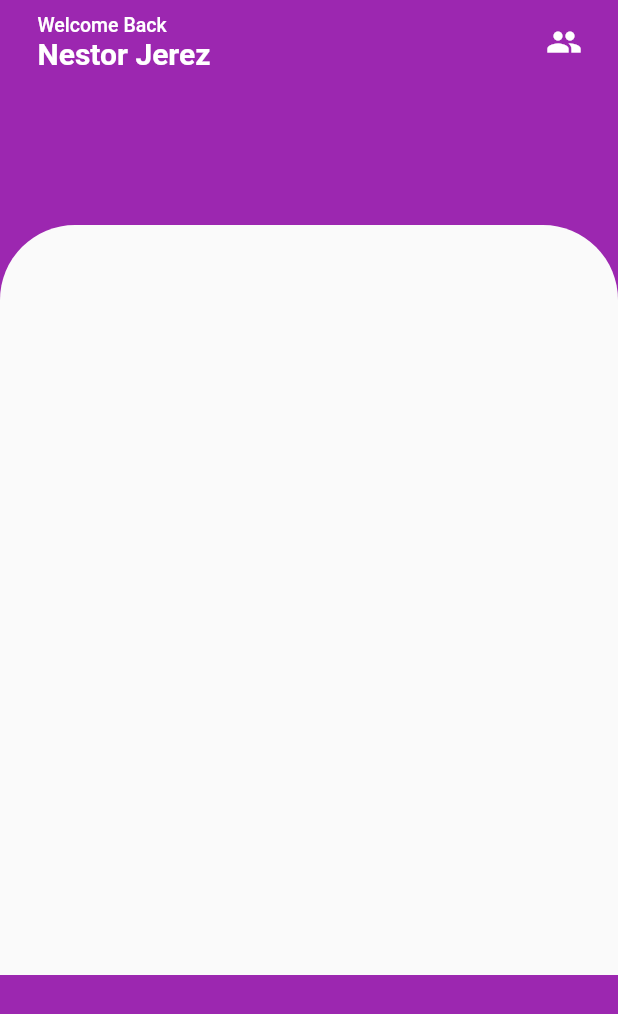
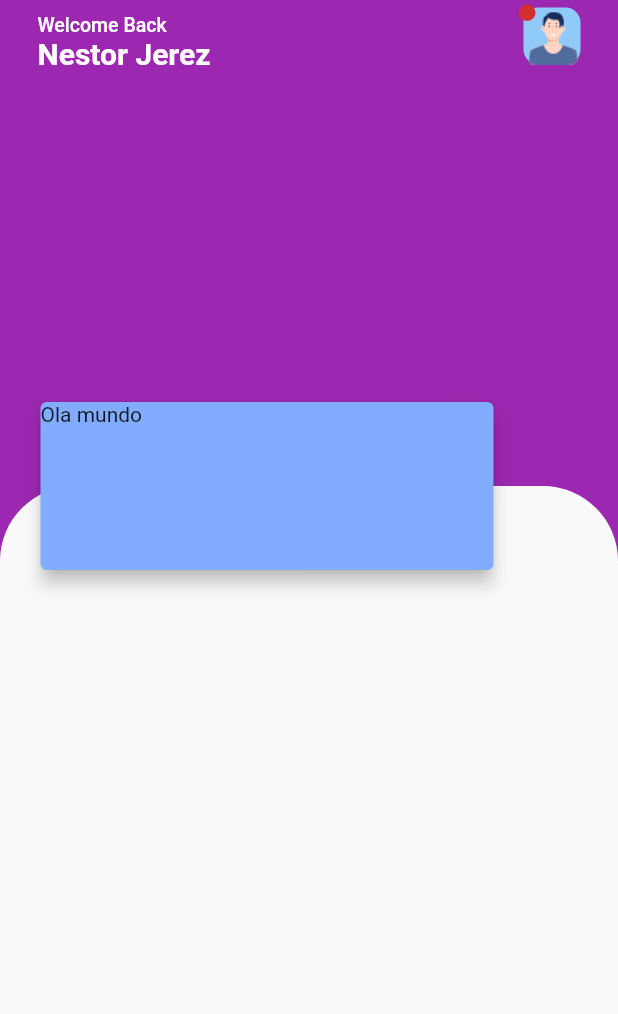
Before and after one commit to derek-alves/Bank-Wallet-Flutter, a Flutter app: the screen it shows after launch, on a phone screen of 412 x 824 dp. Shown: the top 1014 px of the screen. Run offline on Flutter 3.47's test engine with Material 2 defaults, Android fonts, the phone set to English and light mode, and no system bars.

Commit message:
Leanding Page

```diff
--- a/lib/main.dart
+++ b/lib/main.dart
@@ -1,4 +1,5 @@
 import 'package:flutter/material.dart';
+import 'package:flutter/services.dart';
 
 void main() {
   runApp(MyApp());
@@ -21,21 +22,17 @@ class MyApp extends StatelessWidget {
 class Home extends StatelessWidget {
   @override
   Widget build(BuildContext context) {
+    SystemChrome.setSystemUIOverlayStyle(
+        SystemUiOverlayStyle(statusBarColor: Colors.transparent));
     return WillPopScope(
       onWillPop: null,
       child: Container(
         color: Colors.purple,
         child: Stack(
           children: [
-              Container(
-                height: 300,
-                child: Text('ola mundo'),
-              ),
             Scaffold(
               backgroundColor: Colors.transparent,
-                appBar: PreferredSize(
-                  preferredSize: Size.fromHeight(150),
-                  child: AppBar(
+              appBar: AppBar(
                 titleSpacing: 25,
                 backgroundColor: Colors.purple,
                 elevation: 0,
@@ -53,28 +50,78 @@ class Home extends StatelessWidget {
                   ],
                 ),
                 actions: [
+                  Stack(
+                    children: [
+                      FlatButton(
+                        onPressed: () {},
+                        child: Stack(
+                          children: [
                             Container(
-                        margin: EdgeInsets.fromLTRB(0, 0, 12, 0),
-                        child: IconButton(
-                          icon: Icon(Icons.people),
-                          onPressed: () {},
+                              height: 38,
+                              decoration: BoxDecoration(
+                                  color: Colors.blue[200],
+                                  borderRadius: BorderRadius.circular(10)),
+                              child: Image.asset(
+                                "assets/profile.png",
+                              ),
+                            ),
+                          ],
+                        ),
+                      ),
+                      Positioned(
+                        left: 22,
+                        bottom: 42,
+                        child: Container(
+                          width: 11,
+                          height: 11,
+                          decoration: BoxDecoration(
+                            color: Colors.red[700],
+                            borderRadius: BorderRadius.circular(50),
+                          ),
                         ),
                       )
                     ],
+                  )
+                ],
               ),
-                ),
-                body: Container(
+              body: Stack(
+                children: [
+                  Column(
+                    mainAxisAlignment: MainAxisAlignment.end,
+                    children: [
+                      Container(
                         height: 500,
+                        width: double.infinity,
                         decoration: BoxDecoration(
                           color: Colors.grey[50],
                           borderRadius: BorderRadius.only(
                             topLeft: Radius.circular(50),
                             topRight: Radius.circular(50),
                           ),
-                    )),
+                        ),
+                        child: null,
                       ),
                     ],
                   ),
-        ));
+                  Positioned(
+                    bottom: 440,
+                    child: Container(
+                      margin: EdgeInsets.fromLTRB(23, 0, 0, 0),
+                      height: 120,
+                      width: 310,
+                      child: Card(
+                        color: Color.fromRGBO(130, 172, 255, 1.0),
+                        elevation: 5,
+                        child: Text('Ola mundo'),
+                      ),
+                    ),
+                  ),
+                ],
+              ),
+            ),
+          ],
+        ),
+      ),
+    );
   }
 }
--- a/pubspec.yaml
+++ b/pubspec.yaml
@@ -45,8 +45,8 @@ flutter:
   uses-material-design: true
 
   # To add assets to your application, add an assets section, like this:
-  # assets:
-  #   - images/a_dot_burr.jpeg
+  assets:
+    - assets/
   #   - images/a_dot_ham.jpeg
 
   # An image asset can refer to one or more resolution-specific "variants", see
```
Also changed, not shown: assets/profile.png (added), assets/profile.svg (renamed from assets/Mask Group 1.svg). Lines whose indentation alone changed are shown as unchanged.
